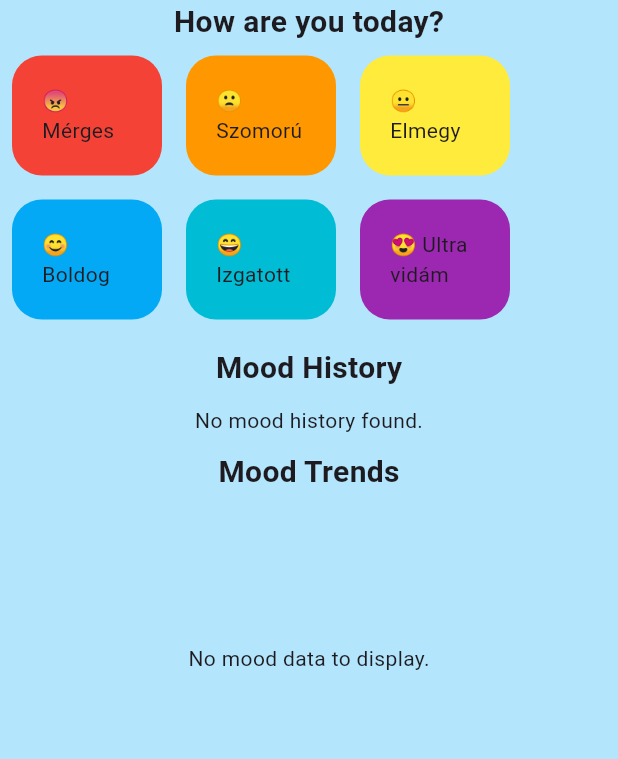
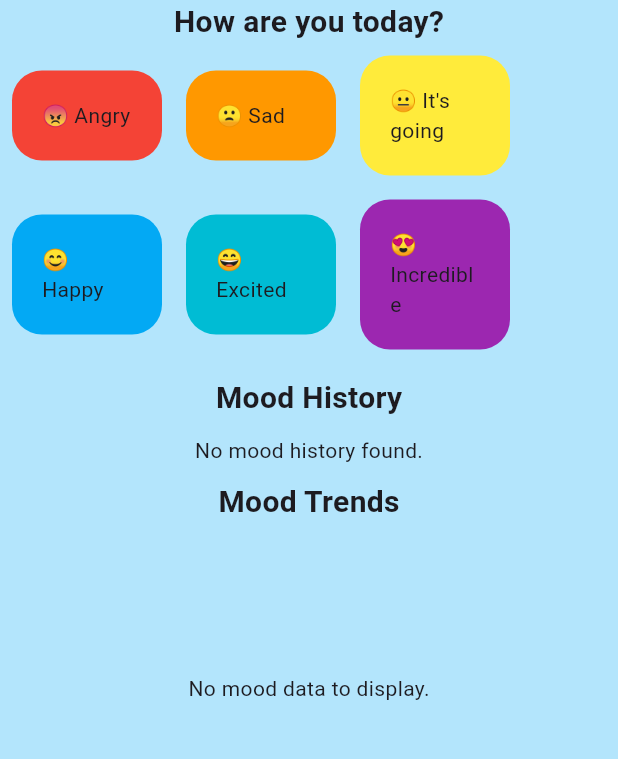
Before and after one commit to Pebber07/CalmWaves, a Flutter app: the MoodScreen screen opened by its route, on a phone screen of 412 x 824 dp, the part 84-843 px from its top. Run offline on Flutter 3.47's test engine with Material 3 defaults, Android fonts, the phone set to English and light mode, and no system bars; our stand-ins replace awesome_notifications, cloud_firestore, dash_chat_2, firebase_auth, firebase_core, firebase_storage and 6 more; missing offline and left inert: chat_gpt_sdk, dart:ffi, workmanager; accounts and stored records are empty; generated files the repository leaves out were written again; network calls fail.

Commit message:
Translation commit - there are still a little amount in the code.

```diff
--- a/lib/l10n/app_en.arb
+++ b/lib/l10n/app_en.arb
@@ -21,13 +21,13 @@
   "forum": "Forum",
   "search": "Search",
   "newEntry": "New Entry",
-  "howAreYoueToday": "How are you today?",
+  "howAreYouToday": "How are you today?",
   "angry": "Angry",
   "sad": "Sad",
   "itsGoing": "It's going",
   "happy": "Happy",
   "excited": "Excited",
-  "ultra_happy": "Incredible",
+  "ultraHappy": "Incredible",
   "moodHistory": "Mood History",
   "passwordAgain": "Password Again",
   "newPasswordAgain": "New PAssword Again",
@@ -41,7 +41,7 @@
   "modifyPassword": "Modify Password",
   "oldPassword": "Old Password",
   "newPassword": "New Password",
-  "seurelyManage": "Securely manage your mental health journey and get personalized advice in one place.",
+  "securelyManage": "Securely manage your mental health journey and get personalized advice in one place.",
   "getStarted": "Get STarted",
   "alreadyAMember": "Already a member?"
 }
--- a/lib/l10n/app_hu.arb
+++ b/lib/l10n/app_hu.arb
@@ -21,13 +21,13 @@
   "forum": "Fórum",
   "search": "Keresés",
   "newEntry": "Új Bejegyzés",
-  "howAreYoueToday": "Hogy megy a napod?",
+  "howAreYouToday": "Hogy megy a napod?",
   "angry": "Mérges",
   "sad": "SZomorú",
   "itsGoing": "Megyeget",
   "happy": "Boldog",
   "excited": "Izgatott",
-  "ultra_happy": "Varázslatos",
+  "ultraHappy": "Varázslatos",
   "moodHistory": "Hangulat Napló",
   "passwordAgain": "Jelszó újra",
   "newPasswordAgain": "Új jelszó újra",
@@ -41,7 +41,7 @@
   "modifyPassword": "Jelszó Módosítása",
   "oldPassword": "Régi jelszó",
   "newPassword": "Új jelszó",
-  "seurelyManage": "Menedzseld és szerezz személyre szabott véleményeket a mentális higiénédről.",
+  "securelyManage": "Menedzseld és szerezz személyre szabott véleményeket a mentális higiénédről.",
   "getStarted": "Kezdjünk bele",
   "alreadyAMember": "Már van fiókom"
 }
--- a/lib/pages/mood_screen.dart
+++ b/lib/pages/mood_screen.dart
@@ -6,6 +6,7 @@ import "package:calmwaves_app/widgets/mood_trends_chart.dart";
 import "package:cloud_firestore/cloud_firestore.dart";
 import "package:firebase_auth/firebase_auth.dart";
 import "package:flutter/material.dart";
+import 'package:flutter_gen/gen_l10n/app_localizations.dart';
 
 class MoodScreen extends StatelessWidget {
   const MoodScreen({super.key});
@@ -21,31 +22,31 @@ class MoodScreen extends StatelessWidget {
         child: Center(
           child: Column(
             children: [
-              const Text(
-                "How are you today?",
-                style: TextStyle(
+              Text(
+                AppLocalizations.of(context)!.howAreYouToday,
+                style: const TextStyle(
                   fontWeight: FontWeight.bold,
                   fontSize: 20,
                 ),
               ),
-              const Row(
+              Row(
                 children: [
                   FeelingCard(
-                    caption: "Mérges",
+                    caption: AppLocalizations.of(context)!.angry,
                     cardColor: Colors.red,
                     emoji: "\ud83d\ude20",
                     cardWidth: 100,
                     moodNumber: 1,
                   ),
                   FeelingCard(
-                    caption: "Szomorú",
+                    caption: AppLocalizations.of(context)!.sad,
                     cardColor: Colors.orange,
                     emoji: "\ud83d\ude41",
                     cardWidth: 100,
                     moodNumber: 2,
                   ),
                   FeelingCard(
-                    caption: "Elmegy",
+                    caption: AppLocalizations.of(context)!.itsGoing,
                     cardColor: Colors.yellow,
                     emoji: "\ud83d\ude10",
                     cardWidth: 100,
@@ -53,24 +54,24 @@ class MoodScreen extends StatelessWidget {
                   ),
                 ],
               ), // I could create an Enum for this.
-              const Row(
+              Row(
                 children: [
                   FeelingCard(
-                    caption: "Boldog",
+                    caption: AppLocalizations.of(context)!.happy,
                     cardColor: Colors.lightBlue,
                     emoji: "\ud83d\ude0a",
                     cardWidth: 100,
                     moodNumber: 4,
                   ),
                   FeelingCard(
-                    caption: "Izgatott",
+                    caption: AppLocalizations.of(context)!.excited,
                     cardColor: Colors.cyan,
                     emoji: "\ud83d\ude04",
                     cardWidth: 100,
                     moodNumber: 5,
                   ),
                   FeelingCard(
-                    caption: "Ultra vidám",
+                    caption: AppLocalizations.of(context)!.ultraHappy,
                     cardColor: Colors.purple,
                     emoji: "\ud83d\ude0d",
                     cardWidth: 100,
@@ -81,9 +82,9 @@ class MoodScreen extends StatelessWidget {
               const SizedBox(
                 height: 10,
               ),
-              const Text(
-                "Mood History",
-                style: TextStyle(fontWeight: FontWeight.bold, fontSize: 20),
+              Text(
+                AppLocalizations.of(context)!.moodHistory,
+                style: const TextStyle(fontWeight: FontWeight.bold, fontSize: 20),
               ),
               const SizedBox(
                 height: 10,
```
Also changed, not shown: lib/pages/articles_screen.dart (+7 -6 lines), lib/pages/create_event_screen.dart (+4 -3 lines), lib/pages/forum_screen.dart (+11 -6 lines), lib/pages/login_screen.dart (+15 -14 lines), lib/pages/register_screen.dart (+16 -14 lines), lib/pages/settings_screen.dart (+17 -16 lines), lib/pages/starter_screen.dart (+6 -5 lines).
